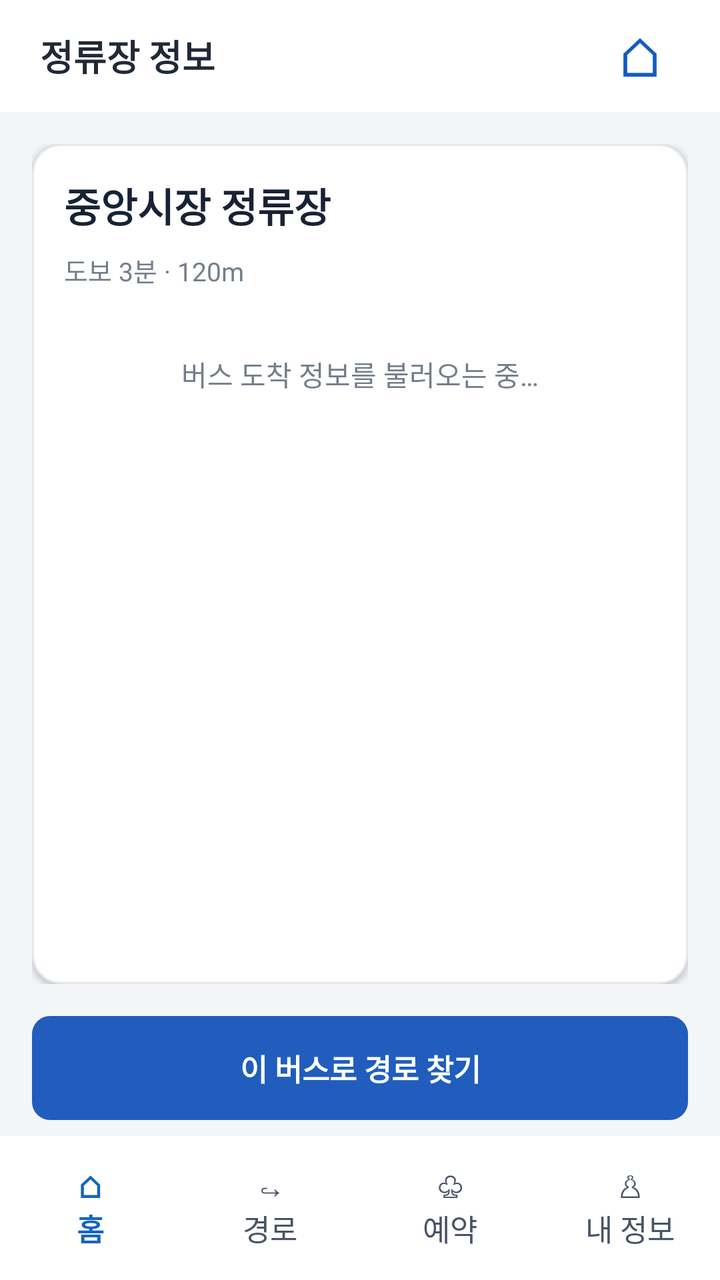
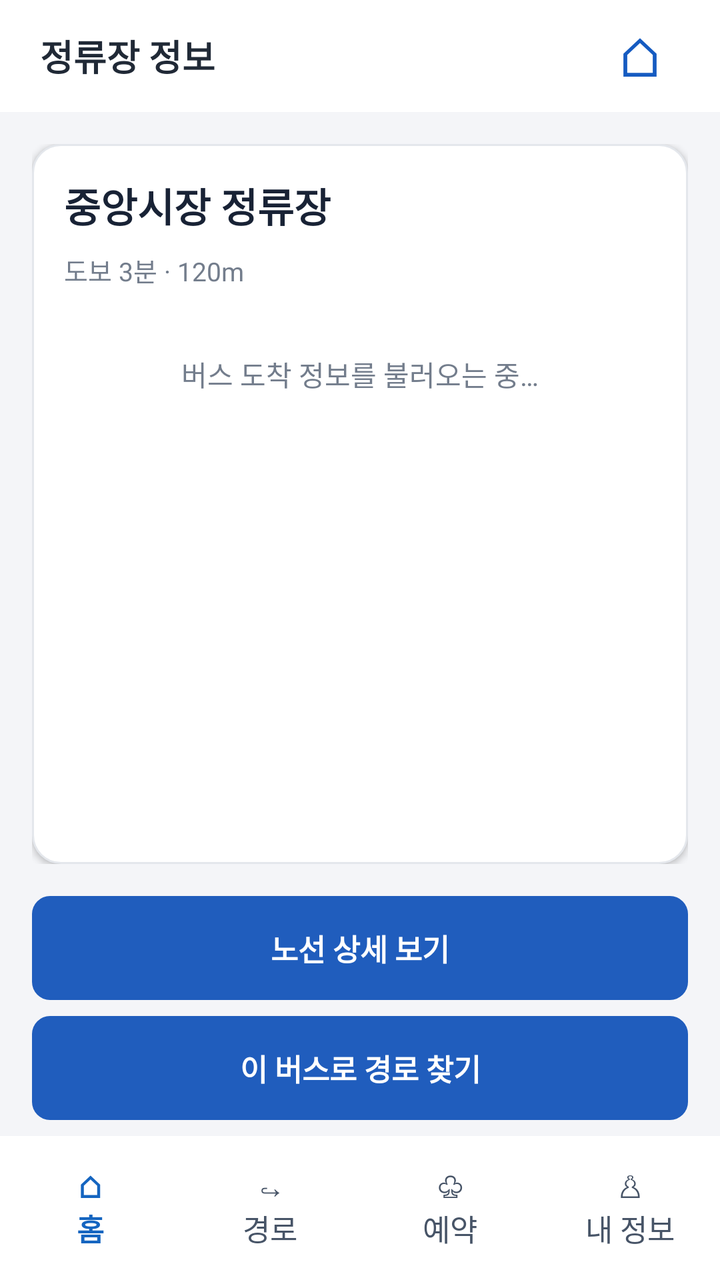

Before-and-after screenshots of an Android layout around one commit, followed by the original layout XML and the change that was made.
<!-- AndroidManifest.xml: application theme Theme.BUSUSER -->
<!-- res/layout/activity_busstop.xml -->
<?xml version="1.0" encoding="utf-8"?>
<LinearLayout xmlns:android="http://schemas.android.com/apk/res/android"
    android:layout_width="match_parent"
    android:layout_height="match_parent"
    android:orientation="vertical"
    android:background="#F4F5F8">

    
    <LinearLayout
        android:layout_width="match_parent"
        android:layout_height="56dp"
        android:orientation="horizontal"
        android:gravity="center_vertical"
        android:paddingHorizontal="20dp"
        android:background="#FFFFFF">

        <TextView
            android:layout_width="0dp"
            android:layout_height="wrap_content"
            android:layout_weight="1"
            android:text="@string/stop_info_title"
            android:textSize="18sp"
            android:textStyle="bold"
            android:textColor="#202936" />

        <TextView
            android:id="@+id/btnHome"
            android:layout_width="40dp"
            android:layout_height="40dp"
            android:gravity="center"
            android:text="@string/symbol_home"
            android:textSize="27sp"
            android:textColor="#155BC1"
            android:clickable="true"
            android:focusable="true" />

    </LinearLayout>

    
    <ScrollView
        android:layout_width="match_parent"
        android:layout_height="0dp"
        android:layout_weight="1"
        android:fillViewport="true"
        android:padding="16dp">

        
        <LinearLayout
            android:layout_width="match_parent"
            android:layout_height="wrap_content"
            android:orientation="vertical"
            android:padding="16dp"
            android:background="@drawable/bg_card"
            android:elevation="2dp">

            <TextView
                android:id="@+id/tvStopName"
                android:layout_width="match_parent"
                android:layout_height="wrap_content"
                android:text="@string/sample_stop_name"
                android:textColor="#182235"
                android:textSize="20sp"
                android:textStyle="bold" />

            <TextView
                android:id="@+id/tvStopDistance"
                android:layout_width="match_parent"
                android:layout_height="wrap_content"
                android:layout_marginTop="8dp"
                android:text="@string/sample_walking_distance"
                android:textSize="13sp"
                android:textColor="#737D8C" />

            
            <LinearLayout
                android:id="@+id/busArrivalContainer"
                android:layout_width="match_parent"
                android:layout_height="wrap_content"
                android:layout_marginTop="16dp"
                android:orientation="vertical">

                <TextView
                    android:id="@+id/tvBusStatus"
                    android:layout_width="match_parent"
                    android:layout_height="wrap_content"
                    android:gravity="center"
                    android:padding="16dp"
                    android:text="@string/bus_arrivals_loading"
                    android:textColor="#737D8C"
                    android:textSize="14sp" />
            </LinearLayout>

        </LinearLayout>

    </ScrollView>

    
    <TextView
        android:id="@+id/btnFindRoute"
        android:layout_width="match_parent"
        android:layout_height="52dp"
        android:layout_marginHorizontal="16dp"
        android:layout_marginBottom="8dp"
        android:gravity="center"
        android:text="@string/find_route_with_bus"
        android:textSize="15sp"
        android:textStyle="bold"
        android:textColor="#FFFFFF"
        android:background="@drawable/bg_busstop_route"
        android:clickable="true"
        android:focusable="true" />

    
    <LinearLayout
        android:layout_width="match_parent"
        android:layout_height="72dp"
        android:orientation="horizontal"
        android:gravity="center"
        android:background="#FFFFFF">

        <TextView
            android:id="@+id/navHome"
            android:layout_width="0dp"
            android:layout_height="match_parent"
            android:layout_weight="1"
            android:gravity="center"
            android:text="@string/nav_home"
            android:textSize="15sp"
            android:textStyle="bold"
            android:textColor="#1565C0"
            android:clickable="true"
            android:focusable="true" />

        <TextView
            android:id="@+id/navRoute"
            android:layout_width="0dp"
            android:layout_height="match_parent"
            android:layout_weight="1"
            android:gravity="center"
            android:text="@string/nav_route"
            android:textSize="15sp"
            android:textColor="#475467"
            android:clickable="true"
            android:focusable="true" />

        <TextView
            android:id="@+id/navBookmark"
            android:layout_width="0dp"
            android:layout_height="match_parent"
            android:layout_weight="1"
            android:gravity="center"
            android:text="@string/nav_booking"
            android:textSize="15sp"
            android:textColor="#475467"
            android:clickable="true"
            android:focusable="true" />

        <TextView
            android:id="@+id/navProfile"
            android:layout_width="0dp"
            android:layout_height="match_parent"
            android:layout_weight="1"
            android:gravity="center"
            android:text="@string/nav_profile"
            android:textSize="15sp"
            android:textColor="#475467"
            android:clickable="true"
            android:focusable="true" />

    </LinearLayout>

</LinearLayout>
<!-- resources referenced by this layout -->
<resources>
  <!-- drawable bg_busstop_route (drawable) -->
  <?xml version="1.0" encoding="utf-8"?>
  <shape xmlns:android="http://schemas.android.com/apk/res/android">
      
      <solid android:color="#205DBD" />
  
      
      <corners android:radius="9dp" />
  </shape>
  <!-- drawable bg_card (drawable) -->
  <?xml version="1.0" encoding="utf-8"?>
  <shape xmlns:android="http://schemas.android.com/apk/res/android"
      android:shape="rectangle">
  
      
      <solid android:color="#FFFFFF" />
  
      
      <corners android:radius="14dp" />
  
      
      <stroke
          android:width="1dp"
          android:color="#E4E7EC" />
  
  </shape>
  <string name="bus_arrivals_loading">버스 도착 정보를 불러오는 중…</string>
  <string name="find_route_with_bus">이 버스로 경로 찾기</string>
  <string name="nav_booking">♧\n예약</string>
  <string name="nav_home">⌂\n홈</string>
  <string name="nav_profile">♙\n내 정보</string>
  <string name="nav_route">↪\n경로</string>
  <string name="sample_stop_name">중앙시장 정류장</string>
  <string name="sample_walking_distance">도보 3분 · 120m</string>
  <string name="stop_info_title">정류장 정보</string>
  <string name="symbol_home">⌂</string>
  <style name="Theme.BUSUSER" parent="Base.Theme.BUSUSER" />
  <style name="Base.Theme.BUSUSER" parent="Theme.Material3.DayNight.NoActionBar" />
</resources>

<!-- the commit's change to res/layout/activity_busstop.xml (unified diff, before → after) -->
@@ -94,6 +94,21 @@
 
     </ScrollView>
 
+    <TextView
+        android:id="@+id/btnRouteDetail"
+        android:layout_width="match_parent"
+        android:layout_height="52dp"
+        android:layout_marginHorizontal="16dp"
+        android:layout_marginBottom="8dp"
+        android:gravity="center"
+        android:text="@string/view_bus_route_detail"
+        android:textSize="15sp"
+        android:textStyle="bold"
+        android:textColor="#FFFFFF"
+        android:background="@drawable/bg_busstop_route"
+        android:clickable="true"
+        android:focusable="true" />
+
     
     <TextView
         android:id="@+id/btnFindRoute"
<!-- resource entries referenced after the edit -->
@@ -36,6 +36,7 @@
   <string name="sample_walking_distance">도보 3분 · 120m</string>
   <string name="stop_info_title">정류장 정보</string>
   <string name="symbol_home">⌂</string>
+  <string name="view_bus_route_detail">노선 상세 보기</string>
   <style name="Theme.BUSUSER" parent="Base.Theme.BUSUSER" />
   <style name="Base.Theme.BUSUSER" parent="Theme.Material3.DayNight.NoActionBar" />
 </resources>
